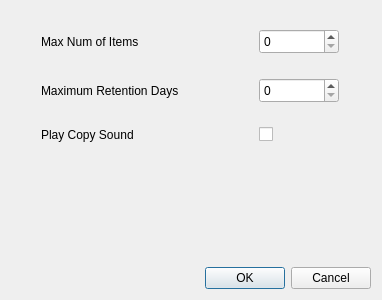
SeptemberHX/MPaste, file widget/MPasteSettingsWidget.ui: the form before one commit.
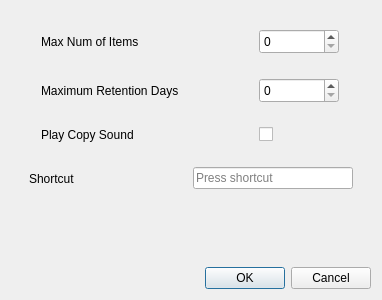
The form after the commit.

Commit message:
Add configurable hotkey shortcut in settings UI
Replace hardcoded "Alt+V" hotkey with a user-configurable shortcut
via QKeySequenceEdit in the settings dialog. The shortcut is persisted
through MPasteSettings and hot-swapped at runtime without restart.

```diff
--- a/widget/MPasteSettingsWidget.ui
+++ b/widget/MPasteSettingsWidget.ui
@@ -119,6 +119,41 @@
         </layout>
        </widget>
       </item>
+      <item>
+       <widget class="QWidget" name="widget_5" native="true">
+        <layout class="QHBoxLayout" name="horizontalLayout_4">
+         <item>
+          <widget class="QLabel" name="label_4">
+           <property name="maximumSize">
+            <size>
+             <width>200</width>
+             <height>16777215</height>
+            </size>
+           </property>
+           <property name="text">
+            <string>Shortcut</string>
+           </property>
+          </widget>
+         </item>
+         <item>
+          <widget class="QKeySequenceEdit" name="shortcutEdit">
+           <property name="minimumSize">
+            <size>
+             <width>160</width>
+             <height>25</height>
+            </size>
+           </property>
+           <property name="maximumSize">
+            <size>
+             <width>160</width>
+             <height>16777215</height>
+            </size>
+           </property>
+          </widget>
+         </item>
+        </layout>
+       </widget>
+      </item>
       <item>
        <spacer name="verticalSpacer">
         <property name="orientation">
```
The commit also changes 7 other files.
